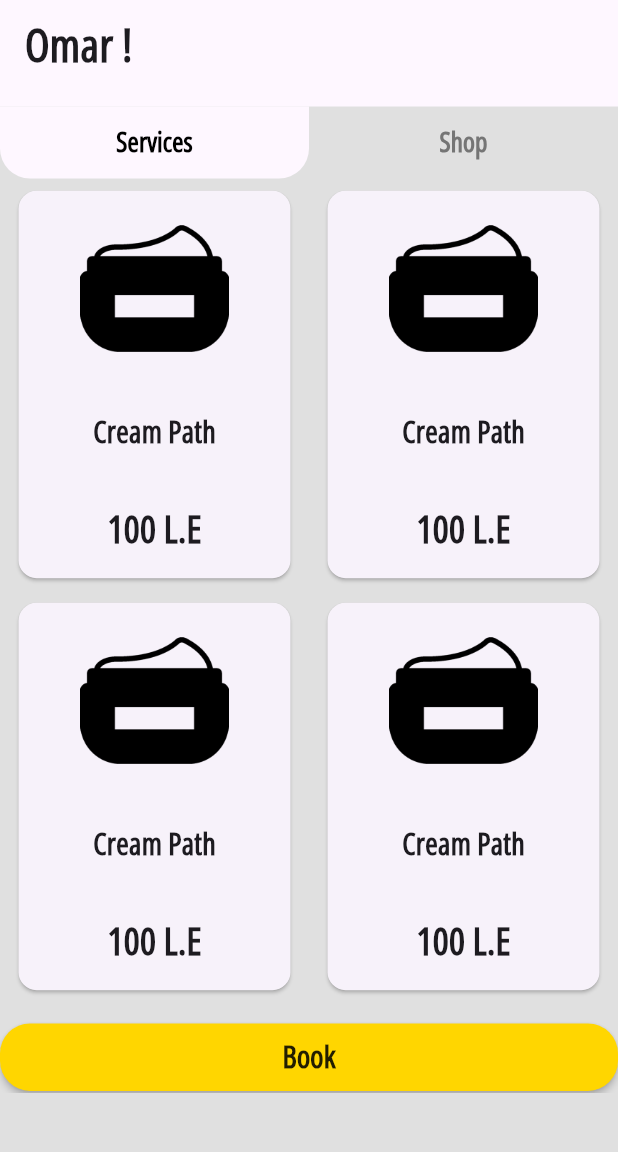
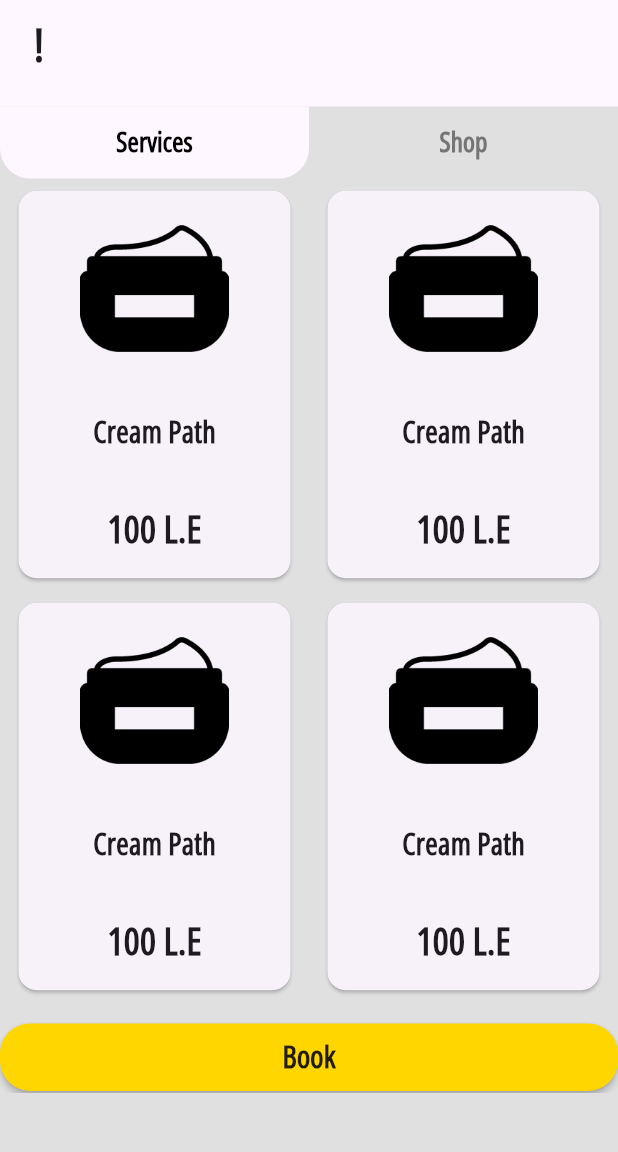
Before and after one commit to OmarWaled21/Barber-shop, a Flutter app: the HomeView screen opened directly, on a phone screen of 412 x 824 dp, the part 72-1224 px from its top. Run offline on Flutter 3.47's test engine with Material 3 defaults, Android fonts, the phone set to English and light mode, and no system bars; our stand-ins replace bloc, cloud_firestore, firebase_auth, firebase_core, flutter_bloc, loading_indicator and 1 more; accounts and stored records are empty.

Commit message:
access data for home appbar and show first name

```diff
--- a/lib/cubits/branch_cubit/branch_cubit.dart
+++ b/lib/cubits/branch_cubit/branch_cubit.dart
@@ -2,12 +2,15 @@ import 'package:barber_shop/models/user_model.dart';
 import 'package:bloc/bloc.dart';
 import 'package:cloud_firestore/cloud_firestore.dart';
 import 'package:firebase_auth/firebase_auth.dart';
+import 'package:flutter/material.dart';
 import 'package:meta/meta.dart';
 
 part 'branch_state.dart';
 
 class BranchCubit extends Cubit<BranchState> {
   BranchCubit() : super(BranchInitial());
+
+  late UserModel userInfo;
 
   Future<void> checkUserBranch() async {
     emit(BranchLoading());
@@ -31,7 +34,9 @@ class BranchCubit extends Cubit<BranchState> {
       final userData = userDoc.data() as Map<String, dynamic>?;
 
       // Create UserModel instance from Firestore data
-      final userModel = UserModel.fromJson(userData);
+      final UserModel userModel = UserModel.fromJson(userData);
+
+      userInfo = userModel;
 
       // Emit the BranchAssigned state with the UserModel
       emit(BranchAssigned(userModel: userModel));
--- a/lib/models/user_model.dart
+++ b/lib/models/user_model.dart
@@ -25,11 +25,11 @@ class UserModel {
 
   factory UserModel.fromJson(json) {
     return UserModel(
-      name: 'name',
-      email: 'email',
-      phone: 'phone',
-      branchId: 'branch_id',
-      branchLocation: 'branch_location',
+      name: json['name'],
+      email: json['email'],
+      phone: json['phone'],
+      branchId: json['branch_id'],
+      branchLocation: json['branch_location'],
     );
   }
 }
--- a/lib/widgets/home_app_bar.dart
+++ b/lib/widgets/home_app_bar.dart
@@ -1,7 +1,10 @@
 import 'package:barber_shop/constants/colors.dart';
+import 'package:barber_shop/cubits/branch_cubit/branch_cubit.dart';
 import 'package:barber_shop/helper/media_query_extention.dart';
+import 'package:barber_shop/models/user_model.dart';
 import 'package:barber_shop/widgets/custom_app_bar.dart';
 import 'package:flutter/material.dart';
+import 'package:flutter_bloc/flutter_bloc.dart';
 
 class HomeAppBar extends StatelessWidget {
   const HomeAppBar({super.key});
@@ -23,15 +26,22 @@ class HomeAppBar extends StatelessWidget {
             ),
           ],
         ),
-        Container(
-          padding:
-              EdgeInsets.only(left: context.screenWidth * 0.04, bottom: 20),
-          color: KColors.scaffoldBackGroundColor,
-          width: context.screenWidth,
-          child: const Text(
-            'Omar !',
-            style: TextStyle(fontSize: 30, fontWeight: FontWeight.bold),
-          ),
+        BlocBuilder<BranchCubit, BranchState>(
+          builder: (context, state) {
+            UserModel user = BlocProvider.of<BranchCubit>(context).userInfo;
+
+            return Container(
+              padding:
+                  EdgeInsets.only(left: context.screenWidth * 0.04, bottom: 20),
+              color: KColors.scaffoldBackGroundColor,
+              width: context.screenWidth,
+              child: Text(
+                '${user.name.split(' ')[0]} !',
+                style:
+                    const TextStyle(fontSize: 30, fontWeight: FontWeight.bold),
+              ),
+            );
+          },
         ),
       ],
     );
```
